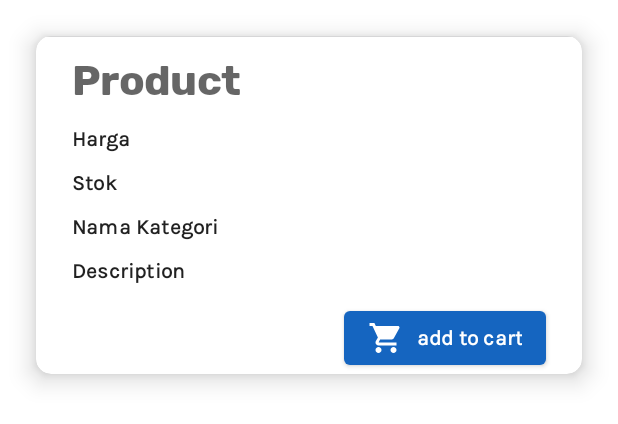
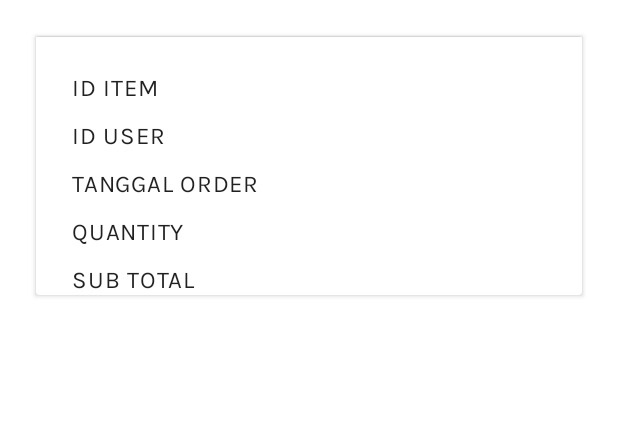
Before and after one commit to rizkyyusfian/OnlineShop, an Android app: the layout order_card_layout.xml on its own in the app's theme, with its tools: preview values and no code run, on a phone screen of 412 x 824 dp. Shown: the top 424 px of the screen. Run offline under Robolectric (Android 15) with nearby library versions, the phone set to English and light mode, and no system bars; network calls fail.

Commit message:
order_card_layout.xml, Order.kt, OrderAdapter.kt, edit sedikit di ItemAdapter.kt, fragment_order_history.xml

```diff
--- /dev/null
+++ b/app/src/main/java/com/ubaya/onlineshop/Order.kt
@@ -0,0 +1,4 @@
+package com.ubaya.onlineshop
+
+data class Order(val items_iditem:Int, val users_iduser:Int, val tanggalorder:String, val quantity:Int, val subtotal:Int, val gambarorder:String) {
+}
--- a/app/src/main/res/layout/product_card_layout.xml
+++ b/app/src/main/res/layout/order_card_layout.xml
@@ -12,8 +12,6 @@
         android:layout_marginTop="24dp"
         android:layout_marginEnd="24dp"
         android:layout_marginBottom="24dp"
-        app:cardCornerRadius="10dp"
-        app:cardElevation="10dp"
         app:layout_constraintBottom_toBottomOf="parent"
         app:layout_constraintEnd_toEndOf="parent"
         app:layout_constraintStart_toStartOf="parent"
@@ -21,10 +19,10 @@
 
         <androidx.constraintlayout.widget.ConstraintLayout
             android:layout_width="match_parent"
-            android:layout_height="wrap_content">
+            android:layout_height="match_parent">
 
             <ImageView
-                android:id="@+id/imgItem"
+                android:id="@+id/imgOrder"
                 android:layout_width="0dp"
                 android:layout_height="wrap_content"
                 android:scaleType="centerCrop"
@@ -34,71 +32,59 @@
                 tools:srcCompat="@tools:sample/avatars" />
 
             <TextView
-                android:id="@+id/txtNamaItem"
+                android:id="@+id/txtIdItem"
+                android:layout_width="wrap_content"
+                android:layout_height="wrap_content"
+                android:layout_marginStart="24dp"
+                android:layout_marginTop="24dp"
+                android:text="ID ITEM"
+                android:textAppearance="@style/body"
+                app:layout_constraintStart_toStartOf="parent"
+                app:layout_constraintTop_toBottomOf="@+id/imgOrder" />
+
+            <TextView
+                android:id="@+id/txtIdUser"
                 android:layout_width="wrap_content"
                 android:layout_height="wrap_content"
                 android:layout_marginStart="24dp"
                 android:layout_marginTop="12dp"
-                android:text="Product"
-                android:textAppearance="@style/header"
+                android:text="ID USER"
+                android:textAppearance="@style/body"
                 app:layout_constraintStart_toStartOf="parent"
-                app:layout_constraintTop_toBottomOf="@+id/imgItem" />
+                app:layout_constraintTop_toBottomOf="@+id/txtIdItem" />
 
             <TextView
-                android:id="@+id/txtHarga"
+                android:id="@+id/txtTanggalOrder"
                 android:layout_width="wrap_content"
                 android:layout_height="wrap_content"
                 android:layout_marginStart="24dp"
                 android:layout_marginTop="12dp"
-                android:text="Harga"
-                android:textAppearance="@style/subheader"
+                android:text="TANGGAL ORDER"
+                android:textAppearance="@style/body"
                 app:layout_constraintStart_toStartOf="parent"
-                app:layout_constraintTop_toBottomOf="@+id/txtNamaItem" />
+                app:layout_constraintTop_toBottomOf="@+id/txtIdUser" />
 
             <TextView
-                android:id="@+id/txtStok"
+                android:id="@+id/txtQuantity"
                 android:layout_width="wrap_content"
                 android:layout_height="wrap_content"
                 android:layout_marginStart="24dp"
                 android:layout_marginTop="12dp"
-                android:text="Stok"
-                android:textAppearance="@style/subheader"
+                android:text="QUANTITY"
+                android:textAppearance="@style/body"
                 app:layout_constraintStart_toStartOf="parent"
-                app:layout_constraintTop_toBottomOf="@+id/txtHarga" />
+                app:layout_constraintTop_toBottomOf="@+id/txtTanggalOrder" />
 
             <TextView
-                android:id="@+id/txtDeskripsi"
+                android:id="@+id/txtSubTotal"
                 android:layout_width="wrap_content"
                 android:layout_height="wrap_content"
                 android:layout_marginStart="24dp"
                 android:layout_marginTop="12dp"
-                android:text="Description"
-                android:textAppearance="@style/subheader"
+                android:text="SUB TOTAL"
+                android:textAppearance="@style/body"
                 app:layout_constraintStart_toStartOf="parent"
-                app:layout_constraintTop_toBottomOf="@+id/txtNamaKategori" />
-
-            <TextView
-                android:id="@+id/txtNamaKategori"
-                android:layout_width="wrap_content"
-                android:layout_height="wrap_content"
-                android:layout_marginStart="24dp"
-                android:layout_marginTop="12dp"
-                android:text="Nama Kategori"
-                android:textAppearance="@style/subheader"
-                app:layout_constraintStart_toStartOf="parent"
-                app:layout_constraintTop_toBottomOf="@+id/txtStok" />
-
-            <Button
-                android:id="@+id/btnAddToCart"
-                android:layout_width="wrap_content"
-                android:layout_height="wrap_content"
-                android:layout_marginTop="12dp"
-                android:layout_marginEnd="24dp"
-                android:text="add to cart"
-                android:textAppearance="@style/subheader"
-                app:icon="@drawable/ic_baseline_shopping_cart_24"
-                app:layout_constraintEnd_toEndOf="parent"
-                app:layout_constraintTop_toBottomOf="@+id/txtDeskripsi" />
+                app:layout_constraintTop_toBottomOf="@+id/txtQuantity" />
         </androidx.constraintlayout.widget.ConstraintLayout>
     </androidx.cardview.widget.CardView>
 </androidx.constraintlayout.widget.ConstraintLayout>
--- a/build.gradle
+++ b/build.gradle
@@ -7,7 +7,8 @@ buildscript {
     }
     dependencies {
 //        classpath "com.android.tools.build:gradle:4.1.0"
-        classpath 'com.android.tools.build:gradle:4.1.0'
+        //classpath 'com.android.tools.build:gradle:4.1.0'
+        classpath 'com.android.tools.build:gradle:4.0.1'
         classpath "org.jetbrains.kotlin:kotlin-gradle-plugin:$kotlin_version"
 
         // NOTE: Do not place your application dependencies here; they belong
```
Also changed, not shown: app/src/main/java/com/ubaya/onlineshop/ItemAdapter.kt (+4 -4 lines), app/src/main/java/com/ubaya/onlineshop/OrderAdapter.kt (added, +36 -0 lines), app/src/main/res/layout/fragment_order_history.xml (+12 -5 lines), gradle/wrapper/gradle-wrapper.properties.
